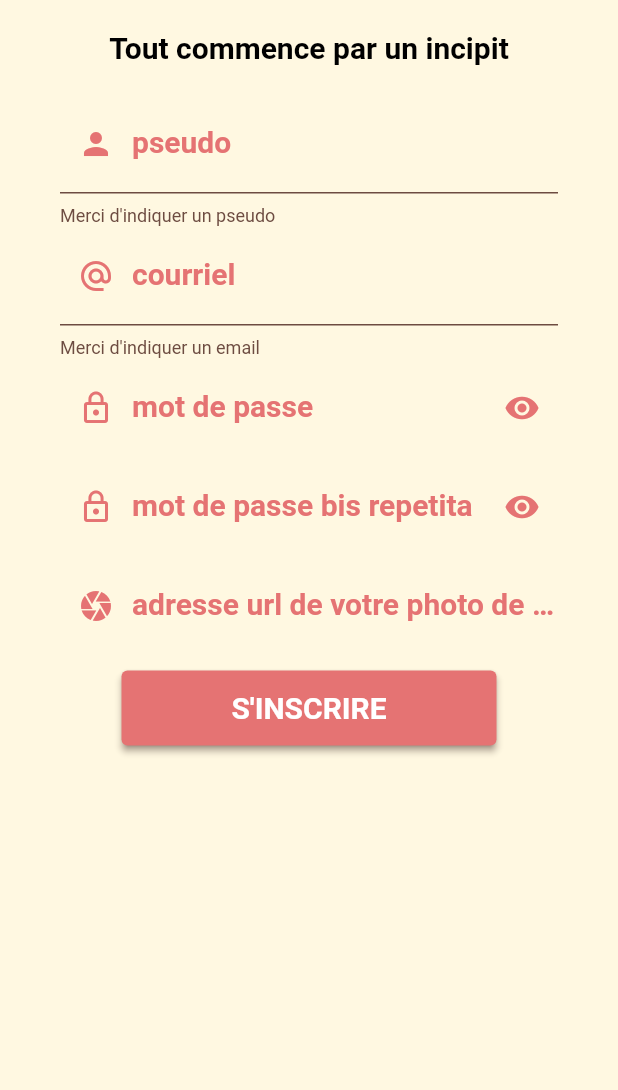
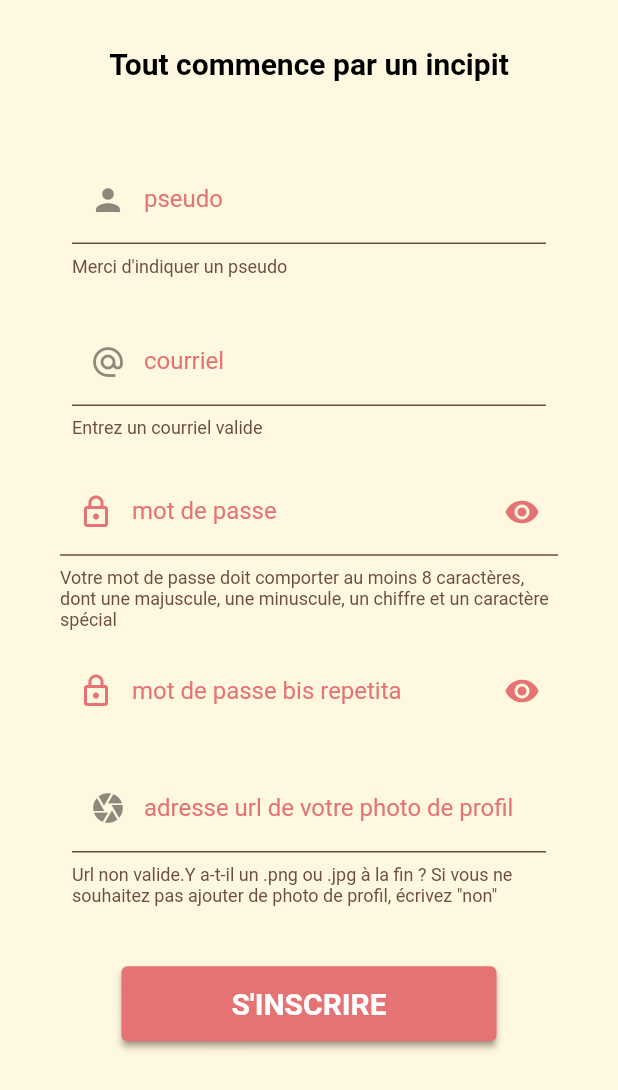
Before and after one commit to Ockham-Byron/book_club, a Flutter app: the RegisterForm widget shown alone on an empty page, opened directly, after a tap on "S'INSCRIRE", on a phone screen of 412 x 824 dp. Shown: the top 1090 px of the screen. Run offline on Flutter 3.47's test engine with Material 2 defaults, Android fonts, the phone set to English and light mode, and no system bars; our stand-ins replace circular_profile_avatar, cloud_firestore, firebase_auth, firebase_core, flutter_datetime_picker, flutter_spinkit and 2 more; missing offline and left inert: dart:ffi, favorite_button; accounts and stored records are empty; network calls fail.

Commit message:
validation register form

```diff
--- a/lib/screens/authenticate/register_form.dart
+++ b/lib/screens/authenticate/register_form.dart
@@ -1,4 +1,5 @@
 import 'package:book_club/services/auth.dart';
+import 'package:book_club/shared/custom_form_field.dart';
 import 'package:flutter/material.dart';
 
 class RegisterForm extends StatefulWidget {
@@ -53,12 +54,15 @@ class _RegisterFormState extends State<RegisterForm> {
 
   @override
   Widget build(BuildContext context) {
-    return Container(
+    return FractionallySizedBox(
+      heightFactor: 0.88,
+      child: Container(
         padding: const EdgeInsets.symmetric(horizontal: 40),
-      height: 500,
+        //height: 600,
         child: Form(
           key: _formKey,
           child: Column(
+            mainAxisAlignment: MainAxisAlignment.spaceBetween,
             children: [
               const SizedBox(
                 height: 20,
@@ -70,34 +74,50 @@ class _RegisterFormState extends State<RegisterForm> {
               const SizedBox(
                 height: 20,
               ),
-            TextFormField(
-              validator: (value) =>
-                  value!.isEmpty ? "Merci d'indiquer un pseudo" : null,
+              //Form field for the name
+              CustomFormField(
+                hintText: "pseudo",
                 focusNode: fpseudo,
-              controller: _pseudoInput,
-              decoration: fieldDecoration(context, Icons.person, "pseudo"),
-              style: Theme.of(context).textTheme.bodyText2,
+                textEditingController: _pseudoInput,
+                iconData: Icons.person,
+                validator: (val) {
+                  if (val!.isEmpty) {
+                    return "Merci d'indiquer un pseudo";
+                  } else if (val.length < 3) {
+                    return "Merci de choisir un pseudo de plus de trois caractères";
+                  } else {
+                    return null;
+                  }
+                },
               ),
-            TextFormField(
-              validator: (value) =>
-                  value!.isEmpty ? "Merci d'indiquer un email" : null,
+              //Form Field for the mail
+              CustomFormField(
+                hintText: "courriel",
+                iconData: Icons.alternate_email,
                 focusNode: fmail,
-              controller: _emailInput,
-              decoration:
-                  fieldDecoration(context, Icons.alternate_email, "courriel"),
-              style: Theme.of(context).textTheme.bodyText2,
+                textEditingController: _emailInput,
+                validator: (val) {
+                  if (!val!.isValidEmail) return 'Entrez un courriel valide';
+                },
               ),
+
               TextFormField(
                 focusNode: fpassword,
                 controller: _passwordInput,
                 obscureText: _isHidden,
+                validator: (val) {
+                  if (val!.length > 7) {
+                    if (val.isValidPassword) {
+                      return null;
+                    } else {
+                      print("password non valide");
+                      return "Votre mot de passe doit comporter au moins 8 caractères, dont une majuscule, une minuscule, un chiffre et un caractère spécial";
+                    }
+                  } else {
+                    return "Votre mot de passe doit comporter au moins 8 caractères, dont une majuscule, une minuscule, un chiffre et un caractère spécial";
+                  }
+                },
                 decoration: InputDecoration(
-                enabledBorder: UnderlineInputBorder(
-                    borderSide:
-                        BorderSide(color: Theme.of(context).canvasColor)),
-                focusedBorder: UnderlineInputBorder(
-                    borderSide:
-                        BorderSide(color: Theme.of(context).focusColor)),
                   prefixIcon: Icon(Icons.lock_outline,
                       color: Theme.of(context).focusColor),
                   labelText: "mot de passe",
@@ -109,19 +129,27 @@ class _RegisterFormState extends State<RegisterForm> {
                       color: Theme.of(context).focusColor,
                     ),
                   ),
+                  errorMaxLines: 3,
                 ),
-              style: Theme.of(context).textTheme.bodyText2,
+                // style: Theme.of(context).textTheme.bodyText2,
               ),
               TextFormField(
                 focusNode: fpasswordbis,
                 controller: _passwordBisInput,
+                validator: (val) {
+                  if (_passwordInput.text != val) {
+                    return "Les deux mots de passe sont différents";
+                  } else {
+                    return null;
+                  }
+                },
                 decoration: InputDecoration(
-                enabledBorder: UnderlineInputBorder(
-                    borderSide:
-                        BorderSide(color: Theme.of(context).canvasColor)),
-                focusedBorder: UnderlineInputBorder(
-                    borderSide:
-                        BorderSide(color: Theme.of(context).focusColor)),
+                  // enabledBorder: UnderlineInputBorder(
+                  //     borderSide:
+                  //         BorderSide(color: Theme.of(context).canvasColor)),
+                  // focusedBorder: UnderlineInputBorder(
+                  //     borderSide:
+                  //         BorderSide(color: Theme.of(context).focusColor)),
                   prefixIcon: Icon(Icons.lock_outline,
                       color: Theme.of(context).focusColor),
                   labelText: "mot de passe bis repetita",
@@ -134,15 +162,22 @@ class _RegisterFormState extends State<RegisterForm> {
                     ),
                   ),
                 ),
-              style: Theme.of(context).textTheme.bodyText2,
               ),
-            TextFormField(
+              //Form Field for the picture
+              CustomFormField(
+                hintText: "adresse url de votre photo de profil",
                 focusNode: fpicture,
-              controller: _pictureInput,
-              decoration: fieldDecoration(context, Icons.camera,
-                  "adresse url de votre photo de profil"),
-              style: Theme.of(context).textTheme.bodyText2,
+                validator: (val) {
+                  if (val!.isValidImageUrl || val == "non") {
+                    return null;
+                  } else {
+                    return 'Url non valide.Y a-t-il un .png ou .jpg à la fin ? Si vous ne souhaitez pas ajouter de photo de profil, écrivez "non"';
+                  }
+                },
+                textEditingController: _pictureInput,
+                iconData: Icons.camera,
               ),
+
               const SizedBox(
                 height: 10,
               ),
@@ -174,25 +209,29 @@ class _RegisterFormState extends State<RegisterForm> {
                   ),
                 ),
               ),
+              const SizedBox(
+                height: 20,
+              )
             ],
+          ),
         ),
       ),
     );
   }
 
-  InputDecoration fieldDecoration(
-      BuildContext context, IconData icon, String labelText) {
-    return InputDecoration(
-        enabledBorder: UnderlineInputBorder(
-            borderSide: BorderSide(color: Theme.of(context).canvasColor)),
-        focusedBorder: UnderlineInputBorder(
-            borderSide: BorderSide(color: Theme.of(context).focusColor)),
-        errorBorder: UnderlineInputBorder(
-          borderSide: BorderSide(color: Theme.of(context).shadowColor),
-        ),
-        prefixIcon: Icon(icon, color: Theme.of(context).focusColor),
-        labelText: labelText,
-        labelStyle: TextStyle(color: Theme.of(context).focusColor),
-        errorStyle: TextStyle(color: Theme.of(context).shadowColor));
+  // InputDecoration fieldDecoration(
+  //     BuildContext context, IconData icon, String labelText) {
+  //   return InputDecoration(
+  //       enabledBorder: UnderlineInputBorder(
+  //           borderSide: BorderSide(color: Theme.of(context).canvasColor)),
+  //       focusedBorder: UnderlineInputBorder(
+  //           borderSide: BorderSide(color: Theme.of(context).focusColor)),
+  //       errorBorder: UnderlineInputBorder(
+  //         borderSide: BorderSide(color: Theme.of(context).shadowColor),
+  //       ),
+  //       prefixIcon: Icon(icon, color: Theme.of(context).focusColor),
+  //       labelText: labelText,
+  //       labelStyle: TextStyle(color: Theme.of(context).focusColor),
+  //       errorStyle: TextStyle(color: Theme.of(context).shadowColor));
+  // }
 }
-}
--- /dev/null
+++ b/lib/shared/custom_form_field.dart
@@ -0,0 +1,53 @@
+import 'package:flutter/material.dart';
+import 'package:flutter/services.dart';
+
+class CustomFormField extends StatelessWidget {
+  const CustomFormField({
+    Key? key,
+    required this.hintText,
+    this.iconData,
+    this.focusNode,
+    this.textEditingController,
+    this.inputFormatters,
+    this.validator,
+  }) : super(key: key);
+  final String hintText;
+  final IconData? iconData;
+  final FocusNode? focusNode;
+  final TextEditingController? textEditingController;
+  final List<TextInputFormatter>? inputFormatters;
+  final String? Function(String?)? validator;
+  @override
+  Widget build(BuildContext context) {
+    return Padding(
+      padding: const EdgeInsets.all(8.0),
+      child: TextFormField(
+        inputFormatters: inputFormatters,
+        validator: validator,
+        controller: textEditingController,
+        decoration: InputDecoration(
+            labelText: hintText, prefixIcon: Icon(iconData), errorMaxLines: 3),
+      ),
+    );
+  }
+}
+
+extension ExtString on String {
+  bool get isValidEmail {
+    final emailRegExp = RegExp(r"^[a-zA-Z0-9.]+@[a-zA-Z0-9]+\.[a-zA-Z]+");
+    return emailRegExp.hasMatch(this);
+  }
+
+  bool get isValidPassword {
+    final passwordRegExp =
+        RegExp(r'^(?=.*?[A-Z])(?=.*?[a-z])(?=.*?[0-9])(?=.*?[!@#\$&*~]).{8,}$');
+
+    return passwordRegExp.hasMatch(this);
+  }
+
+  bool get isValidImageUrl {
+    final imageUrlRegExp = RegExp(
+        r'^(?:([^:/?#]+):)?(?://([^/?#]*))?([^?#]*\.(?:jpg|jpeg|png))(?:\?([^#]*))?(?:#(.*))?');
+    return imageUrlRegExp.hasMatch(this);
+  }
+}
```
Lines whose indentation alone changed are shown as unchanged.
